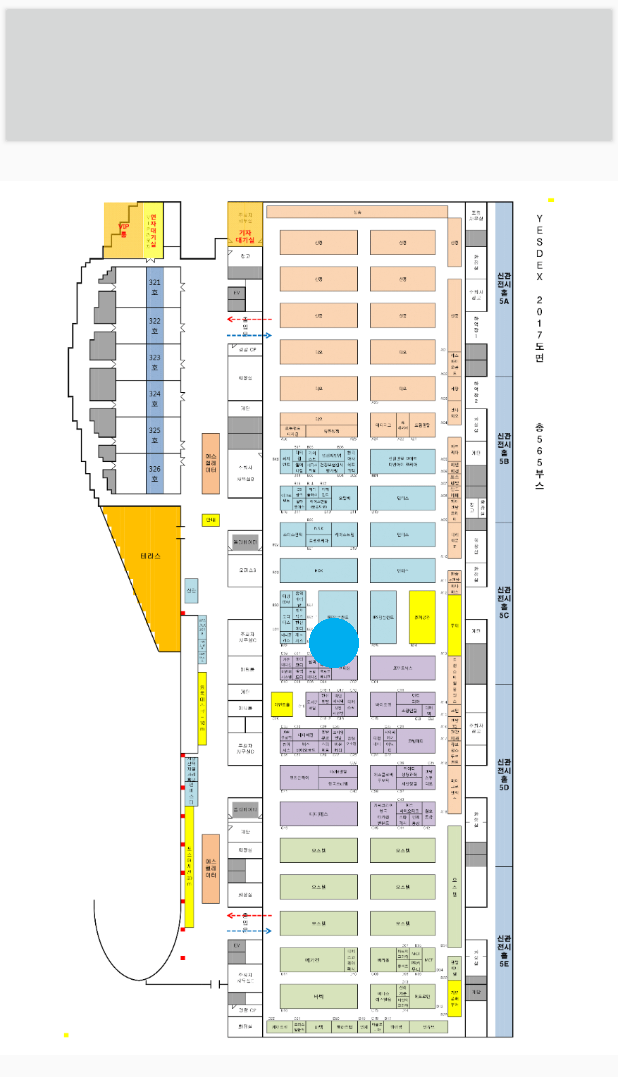
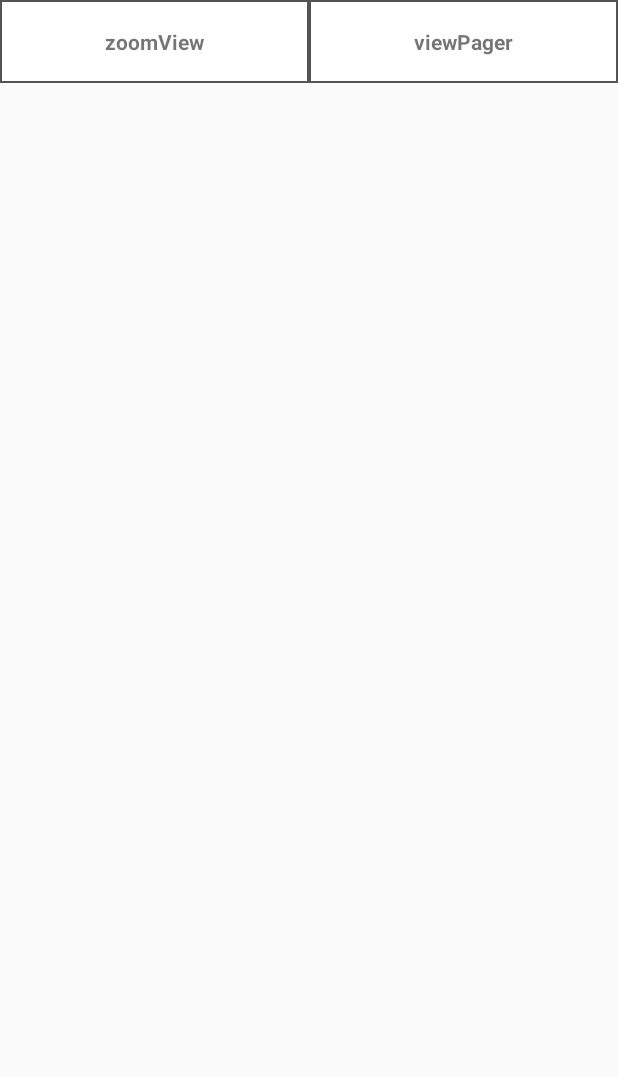
Before and after one commit to zja1vb2xj3/CustomImageView, an Android app: the screen it shows after launch (MainActivity), on a phone screen of 412 x 824 dp. Shown: the top 1077 px of the screen. Run offline under Robolectric (Android 15) with nearby library versions, the phone set to English and light mode, and no system bars.

Commit message:
viewPager 진행중

```diff
--- a/app/build.gradle
+++ b/app/build.gradle
@@ -31,4 +31,5 @@ dependencies {
     testImplementation 'junit:junit:4.12'
     androidTestImplementation 'com.android.support.test:runner:1.0.1'
     androidTestImplementation 'com.android.support.test.espresso:espresso-core:3.0.1'
+    compile 'com.android.support:design:26.0.0-alpha1'
 }
--- a/app/src/main/java/com/example/pdg/customimageview/MainActivity.java
+++ b/app/src/main/java/com/example/pdg/customimageview/MainActivity.java
@@ -1,36 +1,66 @@
 package com.example.pdg.customimageview;
 
 import android.app.Activity;
-import android.graphics.Matrix;
+import android.app.Fragment;
+import android.app.FragmentManager;
+import android.app.FragmentTransaction;
+import android.graphics.Bitmap;
+import android.graphics.BitmapFactory;
 import android.os.Bundle;
-import android.view.MotionEvent;
-import android.view.ScaleGestureDetector;
 import android.view.View;
 import android.widget.Button;
+import android.widget.TextView;
+
+import java.util.ArrayList;
 
 
 public class MainActivity extends Activity {
     private MapView mapView;
     private boolean value = false;
     private Button button;
-
+    private PagerFragment pagerFragment;
+    private ArrayList<Bitmap> bitmaps;
     @Override
     protected void onCreate(Bundle savedInstanceState) {
         super.onCreate(savedInstanceState);
         setContentView(R.layout.activity_main);
 
-        mapView = (MapView) findViewById(R.id.mapView);
+        titlebarInit();
+        bitmaps = new ArrayList<>();
+        pagerFragment = new PagerFragment();
 
-        button = (Button) findViewById(R.id.button);
+        for(int i=0; i<5; i++){
+            Bitmap bitmap = BitmapFactory.decodeResource(getResources(),R.mipmap.ic_launcher);
+            bitmaps.add(bitmap);
+        }
 
-        button.setOnClickListener(new View.OnClickListener() {
-            @Override
-            public void onClick(View view) {
-                value = !value;
-                mapView.setMarkerSign(value);
-            }
-        });
+        pagerFragment.setBitmaps(bitmaps);
+    }
 
+    private void titlebarInit(){
+        View titlebar = (View) findViewById(R.id.titlebar);
+
+        TextView zoomView = (TextView) titlebar.findViewById(R.id.zoomView);
+        zoomView.setOnClickListener(v -> selectedZoomView());
+        TextView viewPager = (TextView) titlebar.findViewById(R.id.viewPager);
+        viewPager.setOnClickListener(v -> selectedViewPager());
+    }
+
+    private void selectedZoomView() {
+        loadFragment(new ZoomFragment());
+    }
+
+    private void selectedViewPager() {
+
+        loadFragment(pagerFragment);
+    }
+
+    private void loadFragment(Fragment fragment){
+        FragmentManager fm = getFragmentManager() ;
+
+        FragmentTransaction fragmentTransaction = fm.beginTransaction();
+        fragmentTransaction.replace(R.id.fragmentContainer, fragment);
+        fragmentTransaction.commit();
     }
 
 
--- /dev/null
+++ b/app/src/main/res/drawable/border_view.xml
@@ -0,0 +1,5 @@
+<?xml version="1.0" encoding="utf-8"?>
+<shape xmlns:android="http://schemas.android.com/apk/res/android" android:shape="rectangle" >
+    <solid android:color="@android:color/white" />
+    <stroke android:width="1dip" android:color="#545454"/>
+</shape>
--- a/app/src/main/res/layout/activity_main.xml
+++ b/app/src/main/res/layout/activity_main.xml
@@ -1,25 +1,17 @@
-<FrameLayout xmlns:android="http://schemas.android.com/apk/res/android"
-    android:id="@+id/container"
+<LinearLayout xmlns:android="http://schemas.android.com/apk/res/android"
     android:layout_width="match_parent"
-    android:layout_height="match_parent">
+    android:layout_height="match_parent"
+    android:orientation="vertical">
 
-    <com.example.pdg.customimageview.ZoomFrame
+    <include
+        android:id="@+id/titlebar"
+        layout="@layout/titlebar"
         android:layout_width="match_parent"
-        android:layout_height="match_parent"
-        android:id="@+id/zoomFrame">
+        android:layout_height="55dp" />
 
-        <com.example.pdg.customimageview.MapView
-            android:id="@+id/mapView"
-            android:layout_width="match_parent"
-            android:layout_height="match_parent"
-            android:src="@mipmap/map_img"/>
+    <FrameLayout
+        android:id="@+id/fragmentContainer"
+        android:layout_width="match_parent"
+        android:layout_height="match_parent"/>
 
-    </com.example.pdg.customimageview.ZoomFrame>
-
-    <Button
-        android:layout_width="match_parent"
-        android:layout_height="100dp"
-        android:id="@+id/button"/>
-
-
-</FrameLayout>
+</LinearLayout>
--- /dev/null
+++ b/app/src/main/res/layout/titlebar.xml
@@ -0,0 +1,36 @@
+<?xml version="1.0" encoding="utf-8"?>
+<LinearLayout xmlns:android="http://schemas.android.com/apk/res/android"
+    android:layout_width="match_parent"
+    android:layout_height="match_parent"
+    android:orientation="vertical">
+
+    <LinearLayout
+        android:layout_width="match_parent"
+        android:layout_height="match_parent"
+        android:orientation="horizontal">
+
+        <TextView
+            android:layout_width="0dp"
+            android:layout_weight="1"
+            android:layout_height="match_parent"
+            android:text="zoomView"
+            android:textStyle="bold"
+            android:textAlignment="center"
+            android:background="@drawable/border_view"
+            android:gravity="center"
+            android:id="@+id/zoomView"/>
+
+        <TextView
+            android:layout_width="0dp"
+            android:layout_weight="1"
+            android:layout_height="match_parent"
+            android:text="viewPager"
+            android:textStyle="bold"
+            android:textAlignment="center"
+            android:background="@drawable/border_view"
+            android:gravity="center"
+            android:id="@+id/viewPager"/>
+
+    </LinearLayout>
+
+</LinearLayout>
--- a/app/src/main/res/values/colors.xml
+++ b/app/src/main/res/values/colors.xml
@@ -3,4 +3,5 @@
     <color name="colorPrimary">#3F51B5</color>
     <color name="colorPrimaryDark">#303F9F</color>
     <color name="colorAccent">#FF4081</color>
+    <color name="colorBlack">#000000</color>
 </resources>
--- a/app/src/main/res/values/styles.xml
+++ b/app/src/main/res/values/styles.xml
@@ -3,8 +3,8 @@
     <!-- Base application theme. -->
     <style name="AppTheme" parent="Theme.AppCompat.Light.NoActionBar">
         <!-- Customize your theme here. -->
-        <item name="colorPrimary">@color/colorPrimary</item>
-        <item name="colorPrimaryDark">@color/colorPrimaryDark</item>
+        <item name="colorPrimary">@color/colorBlack</item>
+        <item name="colorPrimaryDark">@color/colorBlack</item>
         <item name="colorAccent">@color/colorAccent</item>
     </style>
 
```
Also changed, not shown: app/src/main/java/com/example/pdg/customimageview/PagerFragment.java (added, +121 -0 lines), app/src/main/java/com/example/pdg/customimageview/ZoomFragment.java (added, +54 -0 lines), app/src/main/res/layout/fragment_pager.xml (added, +23 -0 lines), app/src/main/res/layout/fragment_zoom.xml (added, +33 -0 lines), app/src/main/res/mipmap-hdpi/circle_black.png (added), app/src/main/res/mipmap-hdpi/circle_red.png (added).
